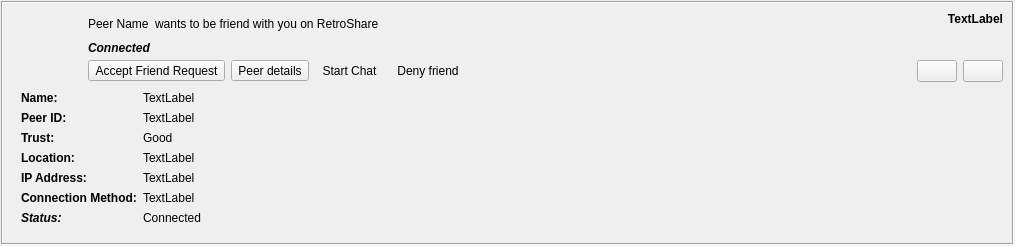
This is retroshare-gui/src/gui/feeds/SecurityItem.ui in RetroShare/RetroShare as Qt 5 draws it before an edit. The edited form follows.
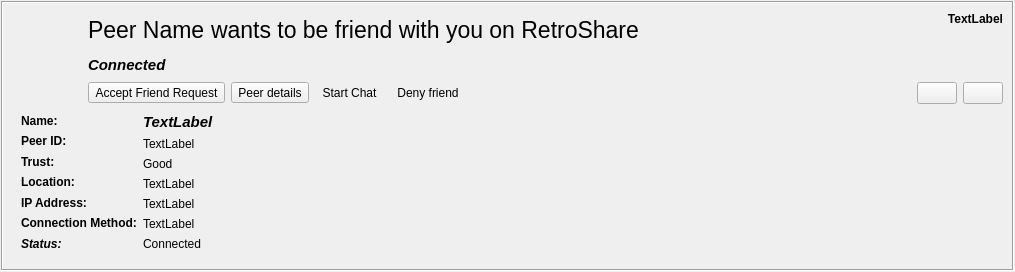
This is the edited form. Icons and pictures are not drawn. Custom widgets are drawn as their Qt base class.

The edit to the form file:
```diff
--- a/retroshare-gui/src/gui/feeds/SecurityItem.ui
+++ b/retroshare-gui/src/gui/feeds/SecurityItem.ui
@@ -10,7 +10,7 @@
     <height>246</height>
    </rect>
   </property>
-  <layout class="QGridLayout">
+  <layout class="QGridLayout" name="SecurityItem_GL">
    <property name="leftMargin">
     <number>1</number>
    </property>
@@ -24,7 +24,7 @@
     <number>1</number>
    </property>
    <item row="0" column="0">
-    <widget class="QFrame" name="mainFrame">
+    <widget class="QFrame" name="feedFrame">
      <property name="sizePolicy">
       <sizepolicy hsizetype="Expanding" vsizetype="Fixed">
        <horstretch>0</horstretch>
@@ -40,13 +40,13 @@
      <property name="frameShadow">
       <enum>QFrame::Sunken</enum>
      </property>
-     <layout class="QGridLayout">
+     <layout class="QGridLayout" name="feedFrame_GL">
       <property name="verticalSpacing">
        <number>0</number>
       </property>
       <item row="0" column="0">
-       <widget class="QFrame" name="headFrame">
-        <layout class="QGridLayout">
+       <widget class="QFrame" name="header_Frame">
+        <layout class="QGridLayout" name="header_Frame_GL">
          <property name="leftMargin">
           <number>0</number>
          </property>
@@ -63,7 +63,7 @@
           <number>0</number>
          </property>
          <item row="0" column="0" rowspan="2">
-          <widget class="AvatarWidget" name="avatar">
+          <widget class="AvatarWidget" name="avatar" native="true">
            <property name="minimumSize">
             <size>
              <width>70</width>
@@ -76,13 +76,10 @@
              <height>70</height>
             </size>
            </property>
-           <property name="alignment">
-            <set>Qt::AlignLeading|Qt::AlignLeft|Qt::AlignTop</set>
-           </property>
           </widget>
          </item>
          <item row="0" column="1">
-          <layout class="QGridLayout">
+          <layout class="QGridLayout" name="title_GL">
            <property name="horizontalSpacing">
             <number>6</number>
            </property>
@@ -90,7 +87,12 @@
             <number>0</number>
            </property>
            <item row="0" column="0">
-            <widget class="StyledLabel" name="peerNameLabel">
+            <widget class="QLabel" name="peerNameLabel">
+             <property name="font">
+              <font>
+               <pointsize>17</pointsize>
+              </font>
+             </property>
              <property name="text">
               <string notr="true">Peer Name</string>
              </property>
@@ -109,6 +111,7 @@
              </property>
              <property name="font">
               <font>
+               <pointsize>11</pointsize>
                <weight>75</weight>
                <italic>true</italic>
                <bold>true</bold>
@@ -123,13 +126,18 @@
             </widget>
            </item>
            <item row="0" column="1">
-            <widget class="StyledLabel" name="requestLabel">
+            <widget class="QLabel" name="requestLabel">
              <property name="sizePolicy">
               <sizepolicy hsizetype="MinimumExpanding" vsizetype="Minimum">
                <horstretch>0</horstretch>
                <verstretch>0</verstretch>
               </sizepolicy>
              </property>
+             <property name="font">
+              <font>
+               <pointsize>17</pointsize>
+              </font>
+             </property>
              <property name="text">
               <string>wants to be friend with you on RetroShare</string>
              </property>
@@ -144,7 +152,7 @@
           </layout>
          </item>
          <item row="0" column="2">
-          <layout class="QHBoxLayout" name="horizontalLayout_2">
+          <layout class="QHBoxLayout" name="time_HL">
            <item>
             <widget class="QLabel" name="timeLabel">
              <property name="font">
@@ -164,7 +172,7 @@
           </layout>
          </item>
          <item row="1" column="1" colspan="2">
-          <layout class="QHBoxLayout" name="horizontalLayout_3">
+          <layout class="QHBoxLayout" name="buttons_HL">
            <property name="spacing">
             <number>6</number>
            </property>
@@ -276,7 +284,7 @@
             </widget>
            </item>
            <item>
-            <spacer>
+            <spacer name="buttons_HSpacer">
              <property name="orientation">
               <enum>Qt::Horizontal</enum>
              </property>
@@ -351,9 +359,9 @@
       </item>
       <item row="1" column="0">
        <widget class="QFrame" name="expandFrame">
-        <layout class="QGridLayout">
+        <layout class="QGridLayout" name="expandFrame_GL">
          <item row="0" column="0">
-          <layout class="QHBoxLayout" name="horizontalLayout">
+          <layout class="QHBoxLayout" name="expandFrame_HL">
            <item>
             <layout class="QVBoxLayout" name="verticalLayout">
              <item>
@@ -472,6 +480,14 @@
                  <verstretch>0</verstretch>
                 </sizepolicy>
                </property>
+               <property name="font">
+                <font>
+                 <pointsize>11</pointsize>
+                 <weight>75</weight>
+                 <italic>true</italic>
+                 <bold>true</bold>
+                </font>
+               </property>
                <property name="text">
                 <string notr="true">TextLabel</string>
                </property>
@@ -570,15 +586,10 @@
  <customwidgets>
   <customwidget>
    <class>AvatarWidget</class>
-   <extends>QLabel</extends>
+   <extends>QWidget</extends>
    <header>gui/common/AvatarWidget.h</header>
    <container>1</container>
   </customwidget>
-  <customwidget>
-   <class>StyledLabel</class>
-   <extends>QLabel</extends>
-   <header>gui/common/StyledLabel.h</header>
-  </customwidget>
  </customwidgets>
  <resources>
   <include location="../icons.qrc"/>
```
Left out of the diff: 8 changed lines with no effect on the pictures.
